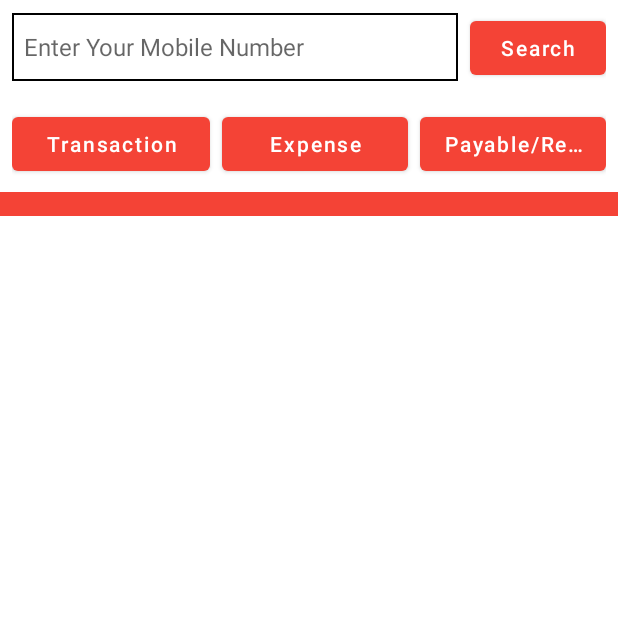
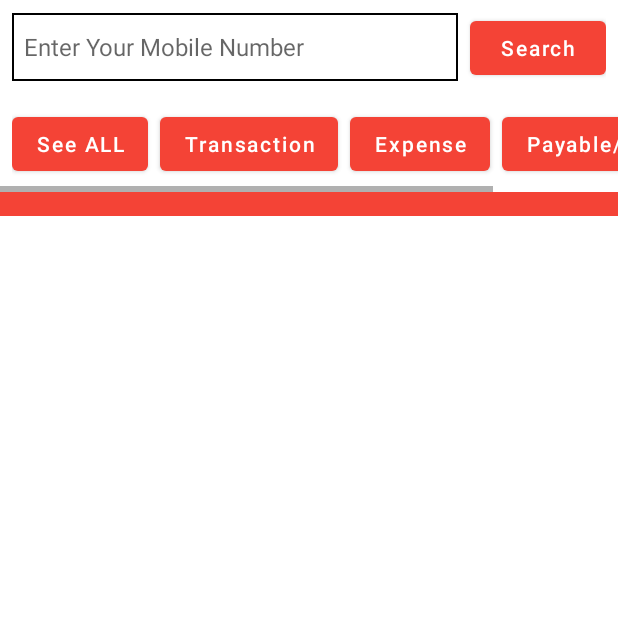
Before and after one commit to rashel0069/newfmcg, an Android app: the fragment ShowTransaction_Fragment placed in its activity, on a phone screen of 412 x 824 dp, the top half of it. Run offline under Robolectric (Android 15) with nearby library versions, the light colour scheme and no system bars; our stand-ins replace Room's generated code.

Commit message:
24/12/2020 end

```diff
--- a/app/src/main/java/com/appshat/fmcgapp/Room/DAO/NewtransactionDao.java
+++ b/app/src/main/java/com/appshat/fmcgapp/Room/DAO/NewtransactionDao.java
@@ -33,6 +33,9 @@ public interface NewtransactionDao {
     @Query( "SELECT * FROM newtransaction" )
     LiveData<List<NewtransactionEntity>>getTodayTrans();
 
+    @Query( "SELECT * FROM newtransaction WHERE currentdate LIKE :currentdate" )
+    LiveData<List<NewtransactionEntity>>getTransDate(String currentdate);
+
 
 
 }
--- a/app/src/main/java/com/appshat/fmcgapp/Room/model/ExpenseViewModel.java
+++ b/app/src/main/java/com/appshat/fmcgapp/Room/model/ExpenseViewModel.java
@@ -12,6 +12,8 @@ import com.appshat.fmcgapp.Room.ENTITY.ExpenseEntity;
 public class ExpenseViewModel extends AndroidViewModel {
     private ExpenseDao expenseDao;
     private Databaseroom databaseroom;
+
+
     public ExpenseViewModel(@NonNull Application application) {
         super( application );
 
@@ -23,7 +25,6 @@ public class ExpenseViewModel extends AndroidViewModel {
     }
     private class InsertAsyncTask extends AsyncTask<ExpenseEntity, Void,Void>{
         ExpenseDao mExpenseDao;
-
         public InsertAsyncTask(ExpenseDao mExpenseDao) {
             this.mExpenseDao = mExpenseDao;
         }
--- a/app/src/main/java/com/appshat/fmcgapp/Room/model/TransactionViewModel.java
+++ b/app/src/main/java/com/appshat/fmcgapp/Room/model/TransactionViewModel.java
@@ -11,18 +11,23 @@ import com.appshat.fmcgapp.Room.DAO.NewtransactionDao;
 import com.appshat.fmcgapp.Room.DB.Databaseroom;
 import com.appshat.fmcgapp.Room.ENTITY.NewtransactionEntity;
 
+import java.text.SimpleDateFormat;
 import java.util.List;
+import java.util.Locale;
 
 public class TransactionViewModel extends AndroidViewModel {
     private NewtransactionDao newtransactionDao;
     private Databaseroom databaseroom;
     private LiveData<List<NewtransactionEntity>> mAllTrans;
+    private LiveData<List<NewtransactionEntity>> mtodayTrans;
 
     public TransactionViewModel(@NonNull Application application) {
         super( application );
+        String currentdate = new SimpleDateFormat("dd-MM-yyyy", Locale.getDefault()).format(new java.util.Date());
         databaseroom = Databaseroom.getDatabaseroomref( application );
         newtransactionDao = databaseroom.getnewtransaction();
         mAllTrans = newtransactionDao.getTodayTrans();
+        mtodayTrans = newtransactionDao.getTransDate( currentdate );
 
     }
     public void intertTrans(NewtransactionEntity newtransactionEntity){
@@ -51,4 +56,7 @@ public class TransactionViewModel extends AndroidViewModel {
     public LiveData<List<NewtransactionEntity>> getmAllTrans() {
         return mAllTrans;
     }
+    public LiveData<List<NewtransactionEntity>> getmTodayTrans(){
+        return mtodayTrans;
+    }
 }
--- a/app/src/main/java/com/appshat/fmcgapp/adapter/TransactionListAdapter.java
+++ b/app/src/main/java/com/appshat/fmcgapp/adapter/TransactionListAdapter.java
@@ -37,8 +37,6 @@ public class TransactionListAdapter extends RecyclerView.Adapter<TransactionList
                 holder.dataAmoyunt.setText( newtransactionEntity.getClientamount() );
                 holder.dataDate.setText( newtransactionEntity.getDuedate() );
             }
-
-
     }
 
     @Override
--- a/app/src/main/java/com/appshat/fmcgapp/fragment/NewTransaction_Fragment.java
+++ b/app/src/main/java/com/appshat/fmcgapp/fragment/NewTransaction_Fragment.java
@@ -1,5 +1,4 @@
 package com.appshat.fmcgapp.fragment;
-
 import android.app.Activity;
 import android.app.AlarmManager;
 import android.app.DatePickerDialog;
--- a/app/src/main/java/com/appshat/fmcgapp/fragment/ShowTransaction_Fragment.java
+++ b/app/src/main/java/com/appshat/fmcgapp/fragment/ShowTransaction_Fragment.java
@@ -28,7 +28,7 @@ import java.util.List;
 
 public class ShowTransaction_Fragment extends Fragment {
     EditText searchmbl;
-    Button searchBtn, transallBtn,expBtn,recpayBtn;
+    Button searchBtn,transallBtn,expBtn,recpayBtn, allTrans;
     RecyclerView recyclerView;
     TransactionListAdapter transactionListAdapter;
     TransactionViewModel transactionViewModel;
@@ -44,6 +44,7 @@ public class ShowTransaction_Fragment extends Fragment {
         searchmbl = view.findViewById(R.id.smblET_id);
         searchBtn = view.findViewById(R.id.searchBtn_id);
         transallBtn = view.findViewById(R.id.transallBtn_id);
+        allTrans = view.findViewById(R.id.allBtn_id);
         recyclerView = view.findViewById(R.id.rv_id);
         expBtn = view.findViewById(R.id.expBtn_id);
         recpayBtn = view.findViewById(R.id.payrecBtn_id);
@@ -73,14 +74,37 @@ public class ShowTransaction_Fragment extends Fragment {
         }
 
         transactionViewModel = ViewModelProviders.of( this ).get( TransactionViewModel.class );
+        showAll();
+        // today transactions
+        transallBtn.setOnClickListener( new View.OnClickListener() {
+            @Override
+            public void onClick(View v) {
+                transactionViewModel.getmTodayTrans().observe( getViewLifecycleOwner(), new Observer<List<NewtransactionEntity>>() {
+                    @Override
+                    public void onChanged(List<NewtransactionEntity> newtransactionEntities) {
+                        transactionListAdapter.setTrans( newtransactionEntities );
+                    }
+                } );
+            }
+        } );
+
+        //All transaction
+        allTrans.setOnClickListener( new View.OnClickListener() {
+            @Override
+            public void onClick(View v) {
+                showAll();
+            }
+        } );
+
+        return view;
+
+    }
+    private void showAll(){
         transactionViewModel.getmAllTrans().observe( getViewLifecycleOwner(), new Observer<List<NewtransactionEntity>>() {
             @Override
             public void onChanged(List<NewtransactionEntity> newtransactionEntities) {
                 transactionListAdapter.setTrans( newtransactionEntities );
             }
         } );
-
-        return view;
-
     }
 }
--- a/app/src/main/res/layout/fragment_show_transaction_.xml
+++ b/app/src/main/res/layout/fragment_show_transaction_.xml
@@ -38,13 +38,16 @@
             android:textAllCaps="false" />
     </LinearLayout>
 
+<HorizontalScrollView
+    android:layout_width="match_parent"
+    android:layout_height="wrap_content">
     <LinearLayout
         android:id="@+id/linearLayout26"
         android:layout_width="match_parent"
         android:layout_height="wrap_content"
         android:orientation="horizontal"
         android:padding="8dp"
-        android:weightSum="3"
+        android:weightSum="4"
         app:layout_constraintEnd_toEndOf="parent"
         app:layout_constraintHorizontal_bias="0.0"
         app:layout_constraintStart_toStartOf="parent"
@@ -53,10 +56,20 @@
 
 
         <Button
+            android:id="@+id/allBtn_id"
+            android:layout_width="match_parent"
+            android:layout_height="wrap_content"
+            android:layout_weight="1"
+            android:singleLine="true"
+            android:text="@string/todaytrans2"
+            android:textAllCaps="false" />
+
+        <Button
             android:id="@+id/transallBtn_id"
             android:layout_width="match_parent"
             android:layout_height="wrap_content"
             android:layout_weight="1"
+            android:layout_marginStart="8dp"
             android:singleLine="true"
             android:text="@string/todaytrans"
             android:textAllCaps="false" />
@@ -81,6 +94,7 @@
             android:textAllCaps="false" />
 
     </LinearLayout>
+</HorizontalScrollView>
 
     <androidx.core.widget.NestedScrollView
         android:layout_width="match_parent"
--- a/app/src/main/res/values/strings.xml
+++ b/app/src/main/res/values/strings.xml
@@ -229,6 +229,7 @@
     <string name="hello_blank_fragment">Hello blank fragment</string>
 
     <string name="todaytrans">Transaction</string>
+    <string name="todaytrans2">See ALL</string>
 
     <string name="payrec">Payable/Receivable</string>
 
```
Also changed, not shown: 1 other file.
